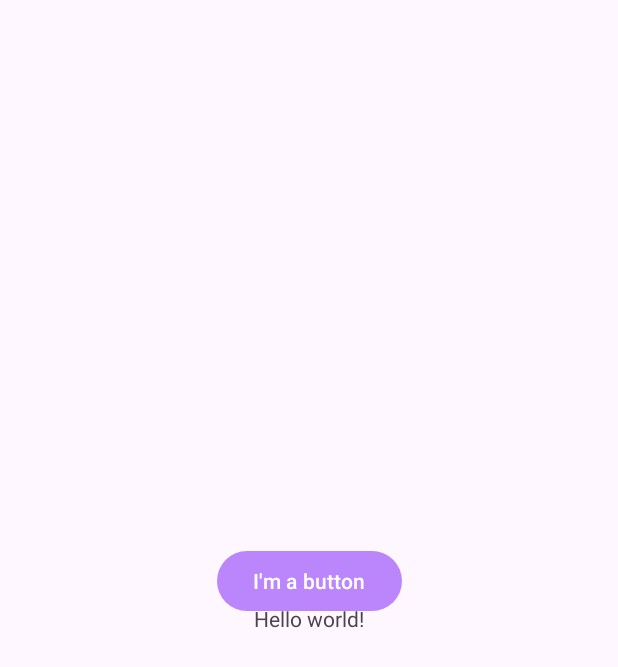
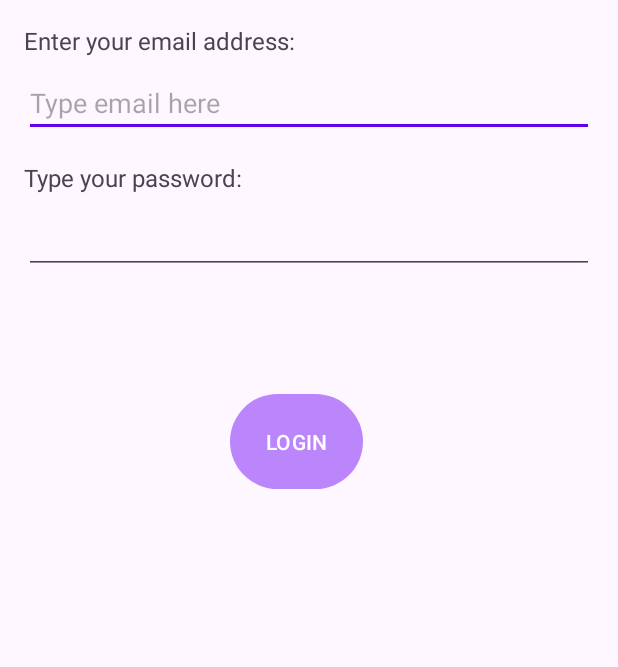
Before and after one commit to AsthaPundir/MyAndroidLabs, an Android app: the screen it shows after launch (MainActivity), on a phone screen of 412 x 824 dp. Shown: the top 667 px of the screen. Run offline under Robolectric (Android 15) with nearby library versions, the phone set to English and light mode, and no system bars.

Commit message:
Finished Week4

```diff
--- a/app/src/main/java/algonquin/cst2335/pund0006/MainActivity.java
+++ b/app/src/main/java/algonquin/cst2335/pund0006/MainActivity.java
@@ -1,14 +1,75 @@
 package algonquin.cst2335.pund0006;
 
 import androidx.appcompat.app.AppCompatActivity;
+import androidx.appcompat.app.WindowDecorActionBar;
 
+import android.content.Context;
+import android.content.Intent;
+import android.content.SharedPreferences;
 import android.os.Bundle;
+import android.util.Log;
+import android.widget.Button;
+import android.widget.EditText;
 
 public class MainActivity extends AppCompatActivity {
 
     @Override
-    protected void onCreate(Bundle savedInstanceState) {
+    protected void onCreate(Bundle savedInstanceState)
+    {
         super.onCreate(savedInstanceState);
         setContentView(R.layout.activity_main);
+
+        Button loginButton = findViewById(R.id.loginButton);
+        EditText emailEditText = findViewById(R.id.emailEditText);
+
+        SharedPreferences prefs = getSharedPreferences("MyData", Context.MODE_PRIVATE);
+         String EmailAddress = prefs.getString("LoginName", "");
+
+        emailEditText.setText(EmailAddress);
+
+        loginButton.setOnClickListener(clk ->
+        {
+            String emailAddress= emailEditText.getText().toString();
+            SharedPreferences.Editor editor = prefs.edit();
+            editor.putString("LoginName",emailAddress);
+            editor.apply();
+
+            Intent nextPage = new Intent(MainActivity.this, SecondActivity.class);
+            nextPage.putExtra("EmailAddress", emailAddress);
+            startActivity(nextPage);
+        });
+
+        Log.w( "MainActivity", "In onCreate() - Loading Widgets" );
     }
+    @Override
+    protected void onStart()
+    {
+        super.onStart();
+        Log.w( "MainActivity", "In onStart() - The application is now visible on screen." );
+    }
+    @Override
+    protected void onResume()
+    {
+        super.onResume();
+        Log.w( "MainActivity", "In onResume() - The application is now responding to user input." );
+    }
+    @Override
+    protected void onPause()
+    {
+        super.onPause();
+        Log.w( "MainActivity", "In onPause() - The application no longer responds to user input" );
+    }
+    @Override
+    protected void onStop()
+    {
+        super.onStop();
+        Log.w( "MainActivity", "In onStop() - The application is no longer visible.");
+    }
+    @Override
+    protected void onDestroy()
+    {
+        super.onDestroy();
+        Log.w( "MainActivity", "In onStop() - Any memory used by the application is freed.");
+    }
+
 }
--- a/app/src/main/res/layout/activity_main.xml
+++ b/app/src/main/res/layout/activity_main.xml
@@ -1,32 +1,58 @@
 <?xml version="1.0" encoding="utf-8"?>
-<androidx.constraintlayout.widget.ConstraintLayout xmlns:android="http://schemas.android.com/apk/res/android"
-    xmlns:app="http://schemas.android.com/apk/res-auto"
-    xmlns:tools="http://schemas.android.com/tools"
-    android:id="@+id/relativeLayout2"
+<RelativeLayout xmlns:android="http://schemas.android.com/apk/res/android"
     android:layout_width="match_parent"
-    android:layout_height="match_parent"
-    tools:context=".MainActivity">
+    android:layout_height="match_parent">
 
     <TextView
-        android:id="@+id/textView2"
+        android:id="@+id/emailLabel"
         android:layout_width="wrap_content"
         android:layout_height="wrap_content"
-        android:text="@string/hello_message"
-        app:layout_constraintBottom_toBottomOf="parent"
-        app:layout_constraintEnd_toEndOf="parent"
-        app:layout_constraintStart_toStartOf="parent"
-        app:layout_constraintTop_toTopOf="parent" />
+        android:text="Enter your email address:"
+        android:textSize="16sp"
+        android:layout_marginTop="16dp"
+        android:layout_marginStart="16dp"/>
+
+    <EditText
+        android:id="@+id/emailEditText"
+        android:layout_width="match_parent"
+        android:layout_height="wrap_content"
+        android:layout_below="@id/emailLabel"
+        android:layout_marginStart="16dp"
+        android:layout_marginEnd="16dp"
+        android:layout_marginTop="8dp"
+        android:hint="Type email here"
+        android:inputType="textEmailAddress"/>
+
+    <TextView
+        android:id="@+id/passwordLabel"
+        android:layout_width="wrap_content"
+        android:layout_height="wrap_content"
+        android:layout_below="@id/emailEditText"
+        android:layout_marginTop="16dp"
+        android:layout_marginStart="16dp"
+        android:text="Type your password:"
+        android:textSize="16sp"/>
+
+    <EditText
+        android:id="@+id/passwordEditText"
+        android:layout_width="match_parent"
+        android:layout_height="wrap_content"
+        android:layout_below="@id/passwordLabel"
+        android:layout_marginStart="16dp"
+        android:layout_marginEnd="16dp"
+        android:layout_marginTop="8dp"
+        android:inputType="textPassword"/>
 
     <Button
-        android:id="@+id/button2"
+        android:id="@+id/loginButton"
         android:layout_width="wrap_content"
         android:layout_height="wrap_content"
-        android:layout_marginBottom="50dp"
-        android:text="@string/button_message"
-        app:layout_constraintBottom_toBottomOf="parent"
-        app:layout_constraintEnd_toEndOf="parent"
-        app:layout_constraintHorizontal_bias="0.5"
-        app:layout_constraintStart_toStartOf="parent"
-        app:layout_constraintTop_toTopOf="parent" />
+        android:layout_below="@+id/passwordEditText"
+        android:layout_alignParentEnd="true"
+        android:layout_alignParentBottom="true"
+        android:layout_marginTop="76dp"
+        android:layout_marginEnd="170dp"
+        android:layout_marginBottom="494dp"
+        android:text="LOGIN" />
 
-</androidx.constraintlayout.widget.ConstraintLayout>
+</RelativeLayout>
```
Also changed, not shown: app/src/main/AndroidManifest.xml (+10 -1 lines), app/src/main/java/algonquin/cst2335/pund0006/SecondActivity.java (added, +108 -0 lines), app/src/main/res/layout/activity_second.xml (added, +67 -0 lines).
